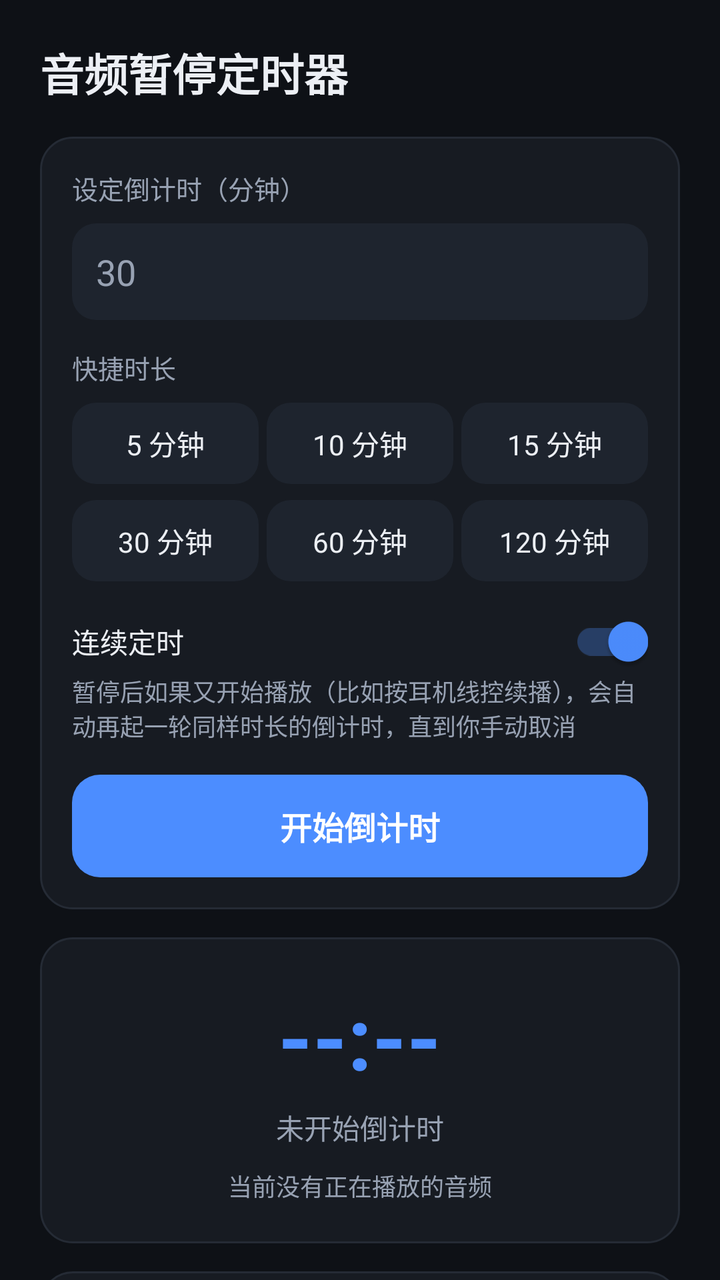
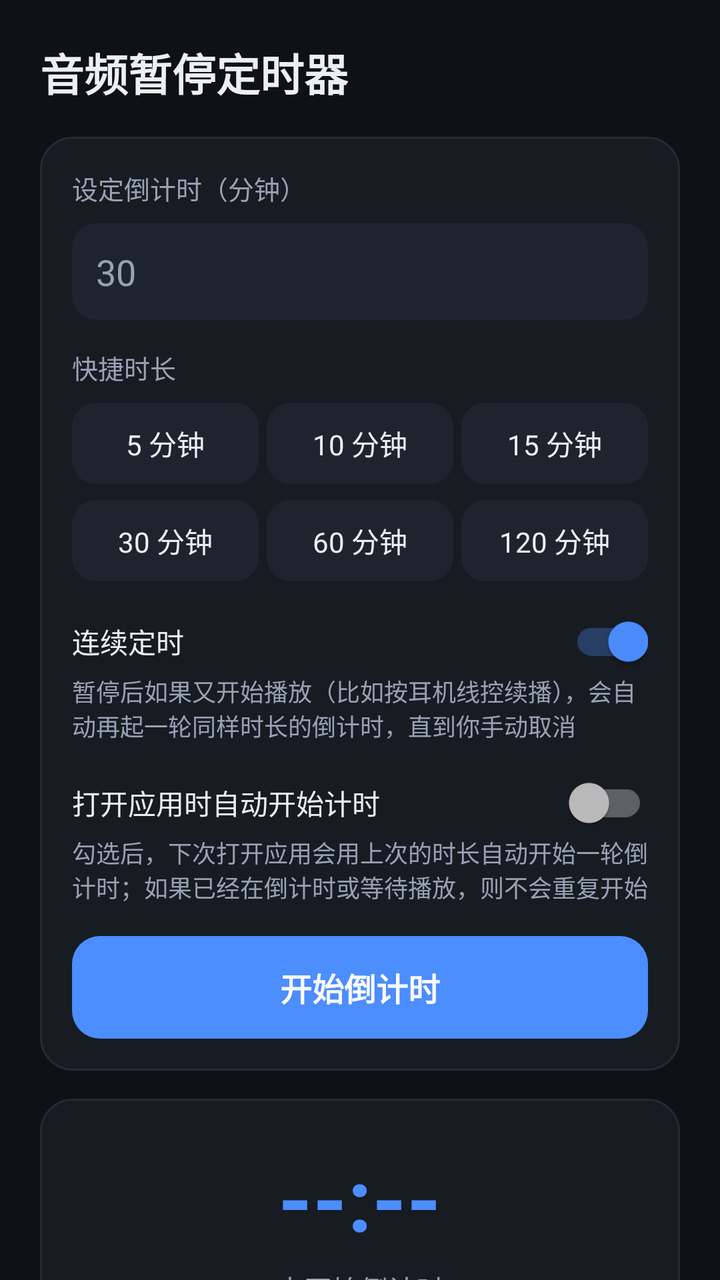

The first picture is an Android layout as it rendered before a commit; the second is the same layout after the commit. The layout source and the unified diff follow.
<!-- AndroidManifest.xml: activity theme Theme.AudioPauseTimer -->
<!-- res/layout/activity_main.xml -->
<?xml version="1.0" encoding="utf-8"?>
<ScrollView xmlns:android="http://schemas.android.com/apk/res/android"
    android:layout_width="match_parent"
    android:layout_height="match_parent"
    android:fillViewport="true"
    android:scrollbars="none">

    <LinearLayout
        android:layout_width="match_parent"
        android:layout_height="wrap_content"
        android:orientation="vertical"
        android:padding="20dp">

        <TextView
            android:layout_width="wrap_content"
            android:layout_height="wrap_content"
            android:layout_marginBottom="16dp"
            android:text="@string/title_main"
            android:textColor="@color/text_primary"
            android:textSize="22sp"
            android:textStyle="bold" />

        
        <LinearLayout
            android:layout_width="match_parent"
            android:layout_height="wrap_content"
            android:background="@drawable/bg_card"
            android:orientation="vertical"
            android:padding="16dp">

            <TextView
                android:layout_width="wrap_content"
                android:layout_height="wrap_content"
                android:text="@string/hint_duration"
                android:textColor="@color/text_secondary"
                android:textSize="13sp" />

            <EditText
                android:id="@+id/et_minutes"
                android:layout_width="match_parent"
                android:layout_height="wrap_content"
                android:layout_marginTop="8dp"
                android:background="@drawable/bg_chip"
                android:hint="@string/minutes_hint"
                android:inputType="number"
                android:padding="12dp"
                android:singleLine="true"
                android:textColor="@color/text_primary"
                android:textColorHint="@color/text_secondary"
                android:textSize="18sp" />

            <TextView
                android:layout_width="wrap_content"
                android:layout_height="wrap_content"
                android:layout_marginTop="14dp"
                android:text="@string/label_quick"
                android:textColor="@color/text_secondary"
                android:textSize="13sp" />

            <LinearLayout
                android:layout_width="match_parent"
                android:layout_height="wrap_content"
                android:layout_marginTop="8dp"
                android:baselineAligned="false"
                android:orientation="horizontal">

                <TextView
                    android:id="@+id/btn_quick_5"
                    style="@style/ChipButton"
                    android:layout_marginEnd="4dp"
                    android:text="@string/quick_5" />

                <TextView
                    android:id="@+id/btn_quick_10"
                    style="@style/ChipButton"
                    android:layout_marginEnd="4dp"
                    android:text="@string/quick_10" />

                <TextView
                    android:id="@+id/btn_quick_15"
                    style="@style/ChipButton"
                    android:text="@string/quick_15" />
            </LinearLayout>

            <LinearLayout
                android:layout_width="match_parent"
                android:layout_height="wrap_content"
                android:layout_marginTop="8dp"
                android:baselineAligned="false"
                android:orientation="horizontal">

                <TextView
                    android:id="@+id/btn_quick_30"
                    style="@style/ChipButton"
                    android:layout_marginEnd="4dp"
                    android:text="@string/quick_30" />

                <TextView
                    android:id="@+id/btn_quick_60"
                    style="@style/ChipButton"
                    android:layout_marginEnd="4dp"
                    android:text="@string/quick_60" />

                <TextView
                    android:id="@+id/btn_quick_120"
                    style="@style/ChipButton"
                    android:text="@string/quick_120" />
            </LinearLayout>

            <androidx.appcompat.widget.SwitchCompat
                android:id="@+id/switch_repeat"
                android:layout_width="match_parent"
                android:layout_height="wrap_content"
                android:layout_marginTop="14dp"
                android:checked="true"
                android:minHeight="32dp"
                android:text="@string/label_repeat"
                android:textColor="@color/text_primary"
                android:textSize="14sp" />

            <TextView
                android:layout_width="match_parent"
                android:layout_height="wrap_content"
                android:text="@string/repeat_desc"
                android:textColor="@color/text_secondary"
                android:textSize="12sp" />

            <TextView
                android:id="@+id/btn_start"
                android:layout_width="match_parent"
                android:layout_height="wrap_content"
                android:layout_marginTop="16dp"
                android:background="@drawable/bg_button_primary"
                android:gravity="center"
                android:padding="14dp"
                android:text="@string/btn_start"
                android:textColor="#FFFFFF"
                android:textSize="16sp"
                android:textStyle="bold" />
        </LinearLayout>

        
        <LinearLayout
            android:layout_width="match_parent"
            android:layout_height="wrap_content"
            android:layout_marginTop="14dp"
            android:background="@drawable/bg_card"
            android:gravity="center"
            android:orientation="vertical"
            android:padding="20dp">

            <TextView
                android:id="@+id/tv_countdown"
                android:layout_width="wrap_content"
                android:layout_height="wrap_content"
                android:text="--:--"
                android:textColor="@color/accent"
                android:textSize="44sp"
                android:textStyle="bold" />

            <TextView
                android:id="@+id/tv_status"
                android:layout_width="wrap_content"
                android:layout_height="wrap_content"
                android:layout_marginTop="6dp"
                android:text="@string/status_idle"
                android:textColor="@color/text_secondary"
                android:textSize="14sp" />

            <TextView
                android:id="@+id/tv_now_playing"
                android:layout_width="wrap_content"
                android:layout_height="wrap_content"
                android:layout_marginTop="10dp"
                android:text="@string/now_playing_none"
                android:textColor="@color/text_secondary"
                android:textSize="12sp" />
        </LinearLayout>

        
        <LinearLayout
            android:layout_width="match_parent"
            android:layout_height="wrap_content"
            android:layout_marginTop="14dp"
            android:background="@drawable/bg_card"
            android:orientation="vertical"
            android:padding="16dp">

            
            <androidx.appcompat.widget.SwitchCompat
                android:id="@+id/switch_auto_exit"
                android:layout_width="match_parent"
                android:layout_height="wrap_content"
                android:checked="false"
                android:minHeight="36dp"
                android:text="@string/switch_auto_exit"
                android:textColor="@color/text_primary"
                android:textSize="15sp"
                android:textStyle="bold" />

            <TextView
                android:layout_width="match_parent"
                android:layout_height="wrap_content"
                android:layout_marginTop="6dp"
                android:lineSpacingExtra="2dp"
                android:text="@string/auto_exit_desc"
                android:textColor="@color/text_secondary"
                android:textSize="12sp" />

            <RadioGroup
                android:id="@+id/rg_exit_mode"
                android:layout_width="match_parent"
                android:layout_height="wrap_content"
                android:layout_marginTop="12dp"
                android:orientation="horizontal">

                <RadioButton
                    android:id="@+id/rb_exit_hours"
                    android:layout_width="0dp"
                    android:layout_height="wrap_content"
                    android:layout_weight="1"
                    android:buttonTint="@color/accent"
                    android:checked="true"
                    android:minHeight="32dp"
                    android:text="@string/auto_exit_mode_hours"
                    android:textColor="@color/text_primary"
                    android:textSize="14sp" />

                <RadioButton
                    android:id="@+id/rb_exit_fixed"
                    android:layout_width="0dp"
                    android:layout_height="wrap_content"
                    android:layout_weight="1"
                    android:buttonTint="@color/accent"
                    android:minHeight="32dp"
                    android:text="@string/auto_exit_mode_fixed"
                    android:textColor="@color/text_primary"
                    android:textSize="14sp" />
            </RadioGroup>

            
            <LinearLayout
                android:id="@+id/row_exit_hours"
                android:layout_width="match_parent"
                android:layout_height="wrap_content"
                android:layout_marginTop="8dp"
                android:orientation="vertical">

                <EditText
                    android:id="@+id/et_exit_hours"
                    android:layout_width="match_parent"
                    android:layout_height="wrap_content"
                    android:background="@drawable/bg_chip"
                    android:hint="@string/auto_exit_hours_hint"
                    android:inputType="numberDecimal"
                    android:padding="12dp"
                    android:singleLine="true"
                    android:textColor="@color/text_primary"
                    android:textColorHint="@color/text_secondary"
                    android:textSize="16sp" />

                <LinearLayout
                    android:layout_width="match_parent"
                    android:layout_height="wrap_content"
                    android:layout_marginTop="8dp"
                    android:baselineAligned="false"
                    android:orientation="horizontal">

                    <TextView
                        android:id="@+id/btn_exit_quick_1"
                        style="@style/ChipButton"
                        android:layout_marginEnd="4dp"
                        android:text="@string/auto_exit_quick_1" />

                    <TextView
                        android:id="@+id/btn_exit_quick_2"
                        style="@style/ChipButton"
                        android:layout_marginEnd="4dp"
                        android:text="@string/auto_exit_quick_2" />

                    <TextView
                        android:id="@+id/btn_exit_quick_4"
                        style="@style/ChipButton"
                        android:layout_marginEnd="4dp"
                        android:text="@string/auto_exit_quick_4" />

                    <TextView
                        android:id="@+id/btn_exit_quick_8"
                        style="@style/ChipButton"
                        android:text="@string/auto_exit_quick_8" />
                </LinearLayout>
            </LinearLayout>

            
            <LinearLayout
                android:id="@+id/row_exit_fixed"
                android:layout_width="match_parent"
                android:layout_height="wrap_content"
                android:layout_marginTop="8dp"
                android:orientation="vertical"
                android:visibility="gone">

                <TextView
                    android:id="@+id/btn_pick_time"
                    android:layout_width="match_parent"
                    android:layout_height="wrap_content"
                    android:background="@drawable/bg_button_outline"
                    android:gravity="center"
                    android:padding="12dp"
                    android:text="23:00"
                    android:textColor="@color/text_primary"
                    android:textSize="18sp"
                    android:textStyle="bold" />

                <TextView
                    android:layout_width="match_parent"
                    android:layout_height="wrap_content"
                    android:layout_marginTop="6dp"
                    android:text="@string/auto_exit_fixed_hint"
                    android:textColor="@color/text_secondary"
                    android:textSize="12sp" />
            </LinearLayout>

            <TextView
                android:id="@+id/tv_auto_exit_status"
                android:layout_width="match_parent"
                android:layout_height="wrap_content"
                android:layout_marginTop="12dp"
                android:text="@string/auto_exit_status_off"
                android:textColor="@color/text_secondary"
                android:textSize="13sp" />
        </LinearLayout>

        
        <LinearLayout
            android:layout_width="match_parent"
            android:layout_height="wrap_content"
            android:layout_marginTop="14dp"
            android:background="@drawable/bg_card"
            android:orientation="vertical"
            android:padding="16dp">

            <TextView
                android:layout_width="wrap_content"
                android:layout_height="wrap_content"
                android:text="@string/label_permission"
                android:textColor="@color/text_primary"
                android:textSize="15sp"
                android:textStyle="bold" />

            <TextView
                android:id="@+id/tv_perm_listener"
                android:layout_width="match_parent"
                android:layout_height="wrap_content"
                android:layout_marginTop="10dp"
                android:textSize="13sp" />

            <TextView
                android:id="@+id/btn_grant_listener"
                android:layout_width="match_parent"
                android:layout_height="wrap_content"
                android:layout_marginTop="6dp"
                android:background="@drawable/bg_button_outline"
                android:gravity="center"
                android:padding="11dp"
                android:text="@string/btn_grant_listener"
                android:textColor="@color/text_primary"
                android:textSize="14sp"
                android:visibility="gone" />

            <TextView
                android:id="@+id/tv_perm_notify"
                android:layout_width="match_parent"
                android:layout_height="wrap_content"
                android:layout_marginTop="12dp"
                android:textSize="13sp"
                android:visibility="gone" />

            <TextView
                android:id="@+id/btn_grant_notify"
                android:layout_width="match_parent"
                android:layout_height="wrap_content"
                android:layout_marginTop="6dp"
                android:background="@drawable/bg_button_outline"
                android:gravity="center"
                android:padding="11dp"
                android:text="@string/btn_grant_notify"
                android:textColor="@color/text_primary"
                android:textSize="14sp"
                android:visibility="gone" />

            <TextView
                android:id="@+id/tv_perm_alarm"
                android:layout_width="match_parent"
                android:layout_height="wrap_content"
                android:layout_marginTop="12dp"
                android:textSize="13sp"
                android:visibility="gone" />

            <TextView
                android:id="@+id/btn_grant_alarm"
                android:layout_width="match_parent"
                android:layout_height="wrap_content"
                android:layout_marginTop="6dp"
                android:background="@drawable/bg_button_outline"
                android:gravity="center"
                android:padding="11dp"
                android:text="@string/btn_grant_alarm"
                android:textColor="@color/text_primary"
                android:textSize="14sp"
                android:visibility="gone" />

            <TextView
                android:id="@+id/tv_perm_battery"
                android:layout_width="match_parent"
                android:layout_height="wrap_content"
                android:layout_marginTop="12dp"
                android:textSize="13sp"
                android:visibility="gone" />

            <TextView
                android:id="@+id/btn_grant_battery"
                android:layout_width="match_parent"
                android:layout_height="wrap_content"
                android:layout_marginTop="6dp"
                android:background="@drawable/bg_button_outline"
                android:gravity="center"
                android:padding="11dp"
                android:text="@string/btn_grant_battery"
                android:textColor="@color/text_primary"
                android:textSize="14sp"
                android:visibility="gone" />
        </LinearLayout>

        <TextView
            android:layout_width="match_parent"
            android:layout_height="wrap_content"
            android:layout_marginTop="14dp"
            android:lineSpacingExtra="3dp"
            android:text="@string/about"
            android:textColor="@color/text_secondary"
            android:textSize="12sp" />

    </LinearLayout>
</ScrollView>
<!-- resources referenced by this layout -->
<resources>
  <color name="accent">#4C8DFF</color>
  <color name="text_primary">#ECEFF4</color>
  <color name="text_secondary">#98A2B3</color>
  <!-- drawable bg_button_primary (drawable) -->
  <?xml version="1.0" encoding="utf-8"?>
  <shape xmlns:android="http://schemas.android.com/apk/res/android"
      android:shape="rectangle">
      <solid android:color="@color/accent" />
      <corners android:radius="14dp" />
  </shape>
  <!-- drawable bg_card (drawable) -->
  <?xml version="1.0" encoding="utf-8"?>
  <shape xmlns:android="http://schemas.android.com/apk/res/android"
      android:shape="rectangle">
      <solid android:color="@color/card" />
      <stroke
          android:width="1dp"
          android:color="@color/card_stroke" />
      <corners android:radius="16dp" />
  </shape>
  <!-- drawable bg_chip (drawable) -->
  <?xml version="1.0" encoding="utf-8"?>
  <shape xmlns:android="http://schemas.android.com/apk/res/android"
      android:shape="rectangle">
      <solid android:color="@color/chip_bg" />
      <corners android:radius="12dp" />
  </shape>
  <string name="about">说明：本应用通过系统「媒体会话」控制其它播放器，只对注册了媒体会话的应用有效（网易云音乐、QQ 音乐、Spotify、播客等主流播放器都支持）。到点后只是暂停，不会退出或关闭对方应用。</string>
  <string name="auto_exit_desc">开关打开后持续生效：到点彻底关闭本应用（停止全部服务、移除通知并结束进程），不需要再去通知里长按退出。固定时间每天重复，几小时后每 N 小时重复，只有手动关掉开关才停止。</string>
  <string name="auto_exit_fixed_hint">每天到点自动关闭；若该时刻已过则从明天开始</string>
  <string name="auto_exit_hours_hint">小时数（可填小数，如 1.5 = 1 小时 30 分）</string>
  <string name="auto_exit_mode_fixed">固定时间</string>
  <string name="auto_exit_mode_hours">几小时后</string>
  <string name="auto_exit_quick_1">1 小时</string>
  <string name="auto_exit_quick_2">2 小时</string>
  <string name="auto_exit_quick_4">4 小时</string>
  <string name="auto_exit_quick_8">8 小时</string>
  <string name="auto_exit_status_off">已关闭，打开开关即可生效</string>
  <string name="btn_grant_alarm">去开启精确定时</string>
  <string name="btn_grant_battery">去加入电池白名单</string>
  <string name="btn_grant_listener">去开启通知使用权</string>
  <string name="btn_grant_notify">去开启通知权限</string>
  <string name="btn_start">开始倒计时</string>
  <string name="hint_duration">设定倒计时（分钟）</string>
  <string name="label_permission">权限状态</string>
  <string name="label_quick">快捷时长</string>
  <string name="label_repeat">连续定时</string>
  <string name="minutes_hint">30</string>
  <string name="now_playing_none">当前没有正在播放的音频</string>
  <string name="quick_10">10 分钟</string>
  <string name="quick_120">120 分钟</string>
  <string name="quick_15">15 分钟</string>
  <string name="quick_30">30 分钟</string>
  <string name="quick_5">5 分钟</string>
  <string name="quick_60">60 分钟</string>
  <string name="repeat_desc">暂停后如果又开始播放（比如按耳机线控续播），会自动再起一轮同样时长的倒计时，直到你手动取消</string>
  <string name="status_idle">未开始倒计时</string>
  <string name="switch_auto_exit">自动关闭应用</string>
  <string name="title_main">音频暂停定时器</string>
  <color name="card">#171B22</color>
  <color name="warn">#FF7A7A</color>
  <color name="card_stroke">#252B35</color>
  <color name="chip_bg">#1E242E</color>
  <color name="bg">#0E1116</color>
  <color name="accent_dark">#2F6BE0</color>
  <!-- unchanged entries left out for length: 3 -->
</resources>

<!-- the commit's change to res/layout/activity_main.xml (unified diff, before → after) -->
@@ -122,6 +122,24 @@
                 android:layout_width="match_parent"
                 android:layout_height="wrap_content"
                 android:text="@string/repeat_desc"
+                android:textColor="@color/text_secondary"
+                android:textSize="12sp" />
+
+            <androidx.appcompat.widget.SwitchCompat
+                android:id="@+id/switch_auto_start"
+                android:layout_width="match_parent"
+                android:layout_height="wrap_content"
+                android:layout_marginTop="14dp"
+                android:checked="false"
+                android:minHeight="32dp"
+                android:text="@string/switch_auto_start"
+                android:textColor="@color/text_primary"
+                android:textSize="14sp" />
+
+            <TextView
+                android:layout_width="match_parent"
+                android:layout_height="wrap_content"
+                android:text="@string/auto_start_desc"
                 android:textColor="@color/text_secondary"
                 android:textSize="12sp" />
 
@@ -340,6 +358,160 @@
             android:orientation="vertical"
             android:padding="16dp">
 
+            
+            <androidx.appcompat.widget.SwitchCompat
+                android:id="@+id/switch_bt_task"
+                android:layout_width="match_parent"
+                android:layout_height="wrap_content"
+                android:checked="false"
+                android:minHeight="36dp"
+                android:text="@string/switch_bt_task"
+                android:textColor="@color/text_primary"
+                android:textSize="15sp"
+                android:textStyle="bold" />
+
+            <TextView
+                android:layout_width="match_parent"
+                android:layout_height="wrap_content"
+                android:layout_marginTop="6dp"
+                android:lineSpacingExtra="2dp"
+                android:text="@string/bt_task_desc"
+                android:textColor="@color/text_secondary"
+                android:textSize="12sp" />
+
+            <LinearLayout
+                android:id="@+id/row_bt_options"
+                android:layout_width="match_parent"
+                android:layout_height="wrap_content"
+                android:layout_marginTop="12dp"
+                android:orientation="vertical"
+                android:visibility="gone">
+
+                <TextView
+                    android:layout_width="wrap_content"
+                    android:layout_height="wrap_content"
+                    android:text="@string/label_bt_stop"
+                    android:textColor="@color/text_secondary"
+                    android:textSize="13sp" />
+
+                <EditText
+                    android:id="@+id/et_bt_stop"
+                    android:layout_width="match_parent"
+                    android:layout_height="wrap_content"
+                    android:layout_marginTop="8dp"
+                    android:background="@drawable/bg_chip"
+                    android:hint="@string/bt_stop_hint"
+                    android:inputType="number"
+                    android:padding="12dp"
+                    android:singleLine="true"
+                    android:textColor="@color/text_primary"
+                    android:textColorHint="@color/text_secondary"
+                    android:textSize="16sp" />
+
+                <LinearLayout
+                    android:layout_width="match_parent"
+                    android:layout_height="wrap_content"
+                    android:layout_marginTop="8dp"
+                    android:baselineAligned="false"
+                    android:orientation="horizontal">
+
+                    <TextView
+                        android:id="@+id/btn_bt_stop_5"
+                        style="@style/ChipButton"
+                        android:layout_marginEnd="4dp"
+                        android:text="@string/quick_5" />
+
+                    <TextView
+                        android:id="@+id/btn_bt_stop_10"
+                        style="@style/ChipButton"
+                        android:layout_marginEnd="4dp"
+                        android:text="@string/quick_10" />
+
+                    <TextView
+                        android:id="@+id/btn_bt_stop_15"
+                        style="@style/ChipButton"
+                        android:layout_marginEnd="4dp"
+                        android:text="@string/quick_15" />
+
+                    <TextView
+                        android:id="@+id/btn_bt_stop_30"
+                        style="@style/ChipButton"
+                        android:text="@string/quick_30" />
+                </LinearLayout>
+
+                <TextView
+                    android:layout_width="wrap_content"
+                    android:layout_height="wrap_content"
+                    android:layout_marginTop="12dp"
+                    android:text="@string/label_bt_off"
+                    android:textColor="@color/text_secondary"
+                    android:textSize="13sp" />
+
+                <EditText
+                    android:id="@+id/et_bt_off"
+                    android:layout_width="match_parent"
+                    android:layout_height="wrap_content"
+                    android:layout_marginTop="8dp"
+                    android:background="@drawable/bg_chip"
+                    android:hint="@string/bt_off_hint"
+                    android:inputType="number"
+                    android:padding="12dp"
+                    android:singleLine="true"
+                    android:textColor="@color/text_primary"
+                    android:textColorHint="@color/text_secondary"
+                    android:textSize="16sp" />
+
+                <LinearLayout
+                    android:layout_width="match_parent"
+                    android:layout_height="wrap_content"
+                    android:layout_marginTop="8dp"
+                    android:baselineAligned="false"
+                    android:orientation="horizontal">
+
+                    <TextView
+                        android:id="@+id/btn_bt_off_1"
+                        style="@style/ChipButton"
+                        android:layout_marginEnd="4dp"
+                        android:text="@string/bt_off_1" />
+
+                    <TextView
+                        android:id="@+id/btn_bt_off_3"
+                        style="@style/ChipButton"
+                        android:layout_marginEnd="4dp"
+                        android:text="@string/bt_off_3" />
+
+                    <TextView
+                        android:id="@+id/btn_bt_off_5"
+                        style="@style/ChipButton"
+                        android:layout_marginEnd="4dp"
+                        android:text="@string/bt_off_5" />
+
+                    <TextView
+                        android:id="@+id/btn_bt_off_10"
+                        style="@style/ChipButton"
+                        android:text="@string/bt_off_10" />
+                </LinearLayout>
+            </LinearLayout>
+
+            <TextView
+                android:id="@+id/tv_bt_status"
+                android:layout_width="match_parent"
+                android:layout_height="wrap_content"
+                android:layout_marginTop="12dp"
+                android:text="@string/bt_status_off"
+                android:textColor="@color/text_secondary"
+                android:textSize="13sp" />
+        </LinearLayout>
+
+        
+        <LinearLayout
+            android:layout_width="match_parent"
+            android:layout_height="wrap_content"
+            android:layout_marginTop="14dp"
+            android:background="@drawable/bg_card"
+            android:orientation="vertical"
+            android:padding="16dp">
+
             <TextView
                 android:layout_width="wrap_content"
                 android:layout_height="wrap_content"
<!-- resource entries referenced after the edit -->
@@ -38,12 +38,23 @@
   <string name="auto_exit_quick_4">4 小时</string>
   <string name="auto_exit_quick_8">8 小时</string>
   <string name="auto_exit_status_off">已关闭，打开开关即可生效</string>
+  <string name="auto_start_desc">勾选后，下次打开应用会用上次的时长自动开始一轮倒计时；如果已经在倒计时或等待播放，则不会重复开始</string>
+  <string name="bt_off_1">1 分钟</string>
+  <string name="bt_off_10">10 分钟</string>
+  <string name="bt_off_3">3 分钟</string>
+  <string name="bt_off_5">5 分钟</string>
+  <string name="bt_off_hint">5</string>
+  <string name="bt_status_off">已关闭，打开开关即可生效</string>
+  <string name="bt_stop_hint">10</string>
+  <string name="bt_task_desc">勾选后常驻生效：连续 N 分钟没有音频播放，就关闭手机蓝牙，让耳机断连后自动关机；再过 X 分钟自动重新打开蓝牙。中途恢复播放会取消本次任务；如果这期间正好到自动关闭应用的时间，关闭会延后到蓝牙任务结束之后。</string>
   <string name="btn_grant_alarm">去开启精确定时</string>
   <string name="btn_grant_battery">去加入电池白名单</string>
   <string name="btn_grant_listener">去开启通知使用权</string>
   <string name="btn_grant_notify">去开启通知权限</string>
   <string name="btn_start">开始倒计时</string>
   <string name="hint_duration">设定倒计时（分钟）</string>
+  <string name="label_bt_off">关闭蓝牙后重新开启（分钟）</string>
+  <string name="label_bt_stop">停止播放后等待（分钟）</string>
   <string name="label_permission">权限状态</string>
   <string name="label_quick">快捷时长</string>
   <string name="label_repeat">连续定时</string>
@@ -58,6 +69,8 @@
   <string name="repeat_desc">暂停后如果又开始播放（比如按耳机线控续播），会自动再起一轮同样时长的倒计时，直到你手动取消</string>
   <string name="status_idle">未开始倒计时</string>
   <string name="switch_auto_exit">自动关闭应用</string>
+  <string name="switch_auto_start">打开应用时自动开始计时</string>
+  <string name="switch_bt_task">停止播放后自动关蓝牙</string>
   <string name="title_main">音频暂停定时器</string>
   <color name="card">#171B22</color>
   <color name="warn">#FF7A7A</color>
